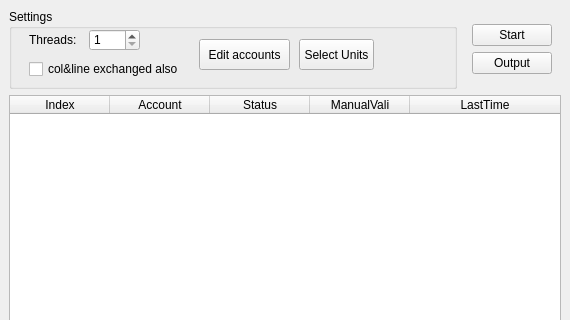
Qt form ui_parts/autobox.ui (cca2878/autobox) before a commit; both pictures show x 0 to 570 and y 0 to 320 of the 570 by 600 pixel window.
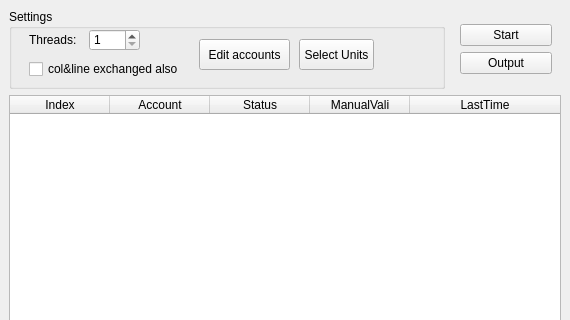
The same form after that commit.

Commit message: Update UI 更新UI细节

```diff
--- a/ui_parts/autobox.ui
+++ b/ui_parts/autobox.ui
@@ -20,14 +20,14 @@
                         <item>
                             <widget class="QGroupBox" name="groupBox">
                                 <property name="sizePolicy">
-                                    <sizepolicy hsizetype="Expanding" vsizetype="Expanding">
+                                    <sizepolicy hsizetype="Expanding" vsizetype="Minimum">
                                         <horstretch>0</horstretch>
                                         <verstretch>0</verstretch>
                                     </sizepolicy>
                                 </property>
-                                <property name="maximumSize">
+                                <property name="minimumSize">
                                     <size>
-                                        <width>450</width>
+                                        <width>0</width>
                                         <height>80</height>
                                     </size>
                                 </property>
@@ -112,6 +112,18 @@
                                         <verstretch>0</verstretch>
                                     </sizepolicy>
                                 </property>
+                                <property name="minimumSize">
+                                    <size>
+                                        <width>110</width>
+                                        <height>0</height>
+                                    </size>
+                                </property>
+                                <property name="maximumSize">
+                                    <size>
+                                        <width>110</width>
+                                        <height>16777215</height>
+                                    </size>
+                                </property>
                                 <layout class="QVBoxLayout" name="verticalLayout_2">
                                     <item>
                                         <widget class="QPushButton" name="btnStart">
```
Left out of the diff: 6 changed lines with no effect on the pictures. The commit also changes 1 other file.
